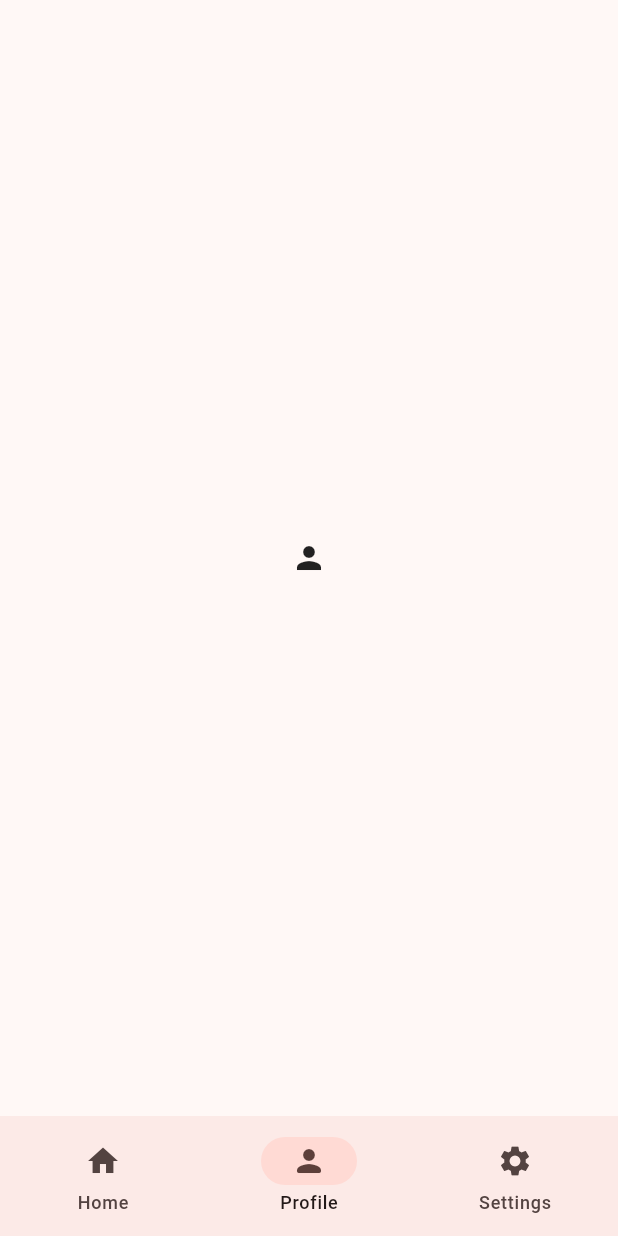
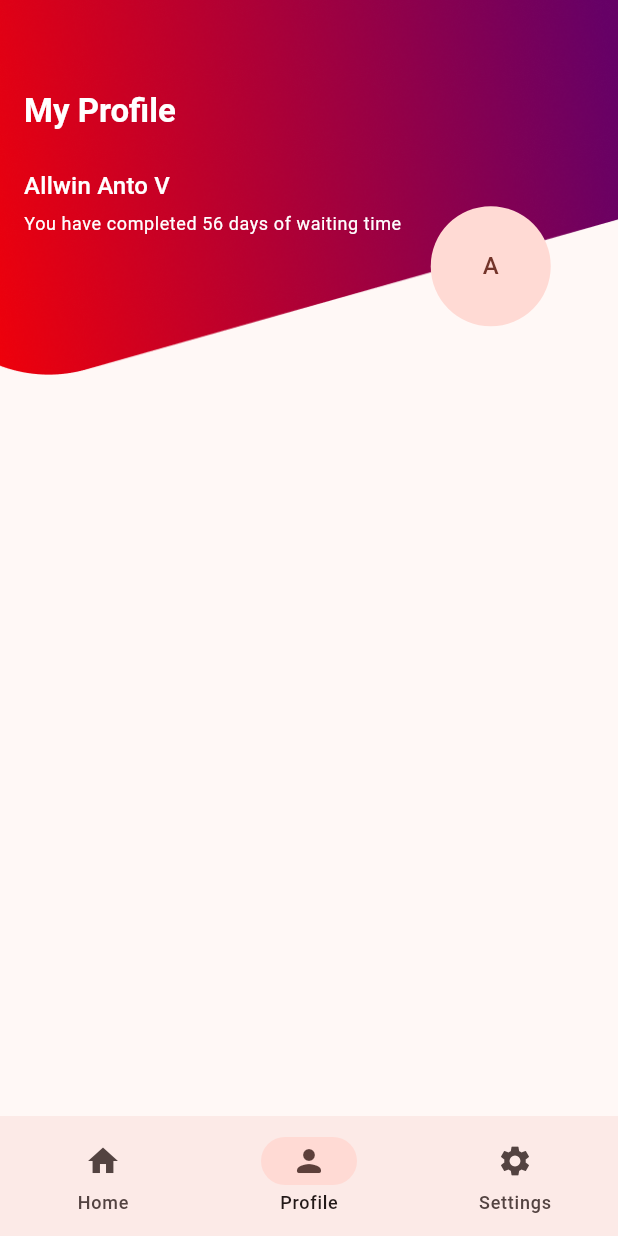
Before and after one commit to akhiljoseko/life_flow, a Flutter app: the ProfileScreen screen opened by its route, on a phone screen of 412 x 824 dp. Run offline on Flutter 3.47's test engine with Material 2 defaults, Android fonts, the phone set to English and light mode, and no system bars; our stand-ins replace flutter_bloc, flutter_svg, go_router, otp_text_field, responsive_framework.

Commit message:
profile screen ui
- added header

```diff
--- a/lib/app/app_images.dart
+++ b/lib/app/app_images.dart
@@ -7,6 +7,7 @@ class AppImages {
   static const bg_gray_elements = "${_location}bg_gray_elements.svg";
   static const corner_red_element = "${_location}bottom_corner_red_element.jpg";
   static const welcome_bg = "${_location}welcome_bg.jpg";
+  static const profile_bg = "${_location}profile_bg.png";
   static const blood_donation_illustration =
       "${_location}blood_donation_illustration.svg";
   static const verify_otp_illustration =
--- a/lib/view/profile/profile_screen.dart
+++ b/lib/view/profile/profile_screen.dart
@@ -1,15 +1,20 @@
 import 'package:flutter/material.dart';
+import 'package:life_flow/app/app.dart';
+import 'package:life_flow/view/widgets/lf_app_bar.dart';
+import 'package:life_flow/view/widgets/spacing.dart';
+
+import 'widgets/profile_header.dart';
 
 class ProfileScreen extends StatelessWidget {
   const ProfileScreen({super.key});
 
   @override
   Widget build(BuildContext context) {
-    return const Scaffold(
-      body: Center(
-        child: Icon(
-          Icons.person,
-        ),
+    return Scaffold(
+      body: Column(
+        children: [
+          ProfileHeader(),
+        ],
       ),
     );
   }
--- /dev/null
+++ b/lib/view/profile/widgets/profile_header.dart
@@ -0,0 +1,71 @@
+import 'package:flutter/material.dart';
+import 'package:life_flow/app/app.dart';
+import 'package:life_flow/view/widgets/lf_app_bar.dart';
+import 'package:life_flow/view/widgets/spacing.dart';
+
+class ProfileHeader extends StatelessWidget {
+  const ProfileHeader({
+    super.key,
+  });
+
+  @override
+  Widget build(BuildContext context) {
+    const height = 250.0;
+    final width = MediaQuery.sizeOf(context).width;
+    return Container(
+      width: width,
+      height: height,
+      decoration: const BoxDecoration(
+        image: DecorationImage(
+          fit: BoxFit.cover,
+          image: AssetImage(
+            AppImages.profile_bg,
+          ),
+        ),
+      ),
+      child: ScreenAroundPadding(
+        child: Stack(
+          children: [
+            const Positioned(
+              top: 60,
+              left: 0,
+              child: LFAppBar(
+                title: "My Profile",
+              ),
+            ),
+            Positioned(
+              right: width * .07,
+              top: height * .55,
+              child: const CircleAvatar(
+                radius: 40,
+                child: Text("A"),
+              ),
+            ),
+            Positioned(
+              top: height * .45,
+              left: 0,
+              child: Column(
+                crossAxisAlignment: CrossAxisAlignment.start,
+                children: [
+                  Text(
+                    "Allwin Anto V",
+                    style: Theme.of(context).textTheme.titleMedium?.copyWith(
+                          color: AppColors.white,
+                        ),
+                  ),
+                  const Vspace(5),
+                  Text(
+                    "You have completed 56 days of waiting time",
+                    style: Theme.of(context).textTheme.bodySmall?.copyWith(
+                          color: AppColors.white,
+                        ),
+                  ),
+                ],
+              ),
+            ),
+          ],
+        ),
+      ),
+    );
+  }
+}
--- /dev/null
+++ b/lib/view/widgets/lf_app_back_button.dart
@@ -0,0 +1,28 @@
+import 'package:flutter/material.dart';
+import 'package:go_router/go_router.dart';
+import 'package:life_flow/app/app.dart';
+
+class LFAppBackButton extends StatelessWidget {
+  const LFAppBackButton({super.key});
+
+  @override
+  Widget build(BuildContext context) {
+    return InkWell(
+      onTap: () {
+        context.pop();
+      },
+      child: Container(
+        width: 48,
+        height: 48,
+        decoration: const BoxDecoration(
+          shape: BoxShape.circle,
+          color: AppColors.white,
+        ),
+        child: const Icon(
+          Icons.arrow_back_sharp,
+          color: AppColors.lightThemeSeedColor,
+        ),
+      ),
+    );
+  }
+}
--- /dev/null
+++ b/lib/view/widgets/lf_app_bar.dart
@@ -0,0 +1,33 @@
+import 'package:flutter/material.dart';
+import 'package:life_flow/app/app.dart';
+
+import 'lf_app_back_button.dart';
+import 'spacing.dart';
+
+class LFAppBar extends StatelessWidget {
+  const LFAppBar({
+    super.key,
+    required this.title,
+    this.showBackButton = false,
+  });
+
+  final String title;
+  final bool showBackButton;
+
+  @override
+  Widget build(BuildContext context) {
+    return Row(
+      children: [
+        if (showBackButton) const LFAppBackButton(),
+        if (showBackButton) const Hspace(12),
+        Text(
+          title,
+          style: Theme.of(context).textTheme.titleLarge?.copyWith(
+                color: AppColors.white,
+                fontWeight: FontWeight.bold,
+              ),
+        )
+      ],
+    );
+  }
+}
```
Also changed, not shown: assets/images/profile_bg.png (added).
